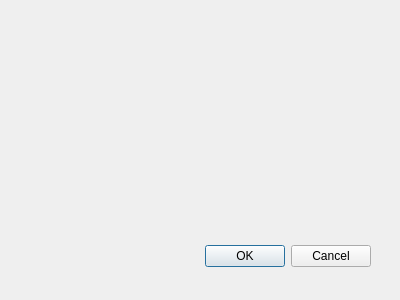
Before: the Qt Designer form src/atacar.ui in jdlmd/Combate_pokemon, drawn with Qt 5.
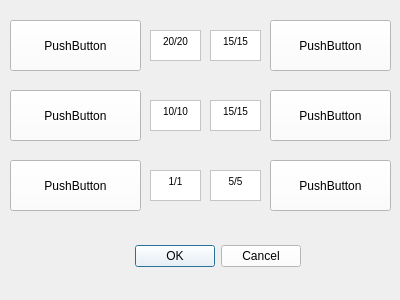
After: the same form once the commit is applied.

Diff of the .ui file:
```diff
--- a/src/atacar.ui
+++ b/src/atacar.ui
@@ -18,12 +18,15 @@
   <widget name="buttonBox" class="QDialogButtonBox">
    <property name="geometry">
     <rect>
-     <x>30</x>
+     <x>-40</x>
      <y>240</y>
      <width>341</width>
      <height>32</height>
     </rect>
    </property>
+   <property name="styleSheet">
+    <string notr="true">background-color: rgb(255, 255, 255);</string>
+   </property>
    <property name="orientation">
     <enum>Qt::Horizontal</enum>
    </property>
@@ -31,6 +34,222 @@
     <set>QDialogButtonBox::Cancel|QDialogButtonBox::Ok</set>
    </property>
   </widget>
+  <widget class="QPushButton" name="pushButton">
+   <property name="geometry">
+    <rect>
+     <x>10</x>
+     <y>20</y>
+     <width>131</width>
+     <height>51</height>
+    </rect>
+   </property>
+   <property name="styleSheet">
+    <string notr="true">background-color: rgb(255, 255, 255);</string>
+   </property>
+   <property name="text">
+    <string>PushButton</string>
+   </property>
+  </widget>
+  <widget class="QPushButton" name="pushButton_2">
+   <property name="geometry">
+    <rect>
+     <x>270</x>
+     <y>20</y>
+     <width>121</width>
+     <height>51</height>
+    </rect>
+   </property>
+   <property name="styleSheet">
+    <string notr="true">background-color: rgb(255, 255, 255);</string>
+   </property>
+   <property name="text">
+    <string>PushButton</string>
+   </property>
+  </widget>
+  <widget class="QPushButton" name="pushButton_3">
+   <property name="geometry">
+    <rect>
+     <x>10</x>
+     <y>90</y>
+     <width>131</width>
+     <height>51</height>
+    </rect>
+   </property>
+   <property name="styleSheet">
+    <string notr="true">background-color: rgb(255, 255, 255);</string>
+   </property>
+   <property name="text">
+    <string>PushButton</string>
+   </property>
+  </widget>
+  <widget class="QPushButton" name="pushButton_4">
+   <property name="geometry">
+    <rect>
+     <x>270</x>
+     <y>90</y>
+     <width>121</width>
+     <height>51</height>
+    </rect>
+   </property>
+   <property name="styleSheet">
+    <string notr="true">background-color: rgb(255, 255, 255);</string>
+   </property>
+   <property name="text">
+    <string>PushButton</string>
+   </property>
+  </widget>
+  <widget class="QPushButton" name="pushButton_5">
+   <property name="geometry">
+    <rect>
+     <x>10</x>
+     <y>160</y>
+     <width>131</width>
+     <height>51</height>
+    </rect>
+   </property>
+   <property name="styleSheet">
+    <string notr="true">background-color: rgb(255, 255, 255);</string>
+   </property>
+   <property name="text">
+    <string>PushButton</string>
+   </property>
+  </widget>
+  <widget class="QPushButton" name="pushButton_6">
+   <property name="geometry">
+    <rect>
+     <x>270</x>
+     <y>160</y>
+     <width>121</width>
+     <height>51</height>
+    </rect>
+   </property>
+   <property name="styleSheet">
+    <string notr="true">background-color: rgb(255, 255, 255);</string>
+   </property>
+   <property name="text">
+    <string>PushButton</string>
+   </property>
+  </widget>
+  <widget class="QTextBrowser" name="textBrowser">
+   <property name="geometry">
+    <rect>
+     <x>150</x>
+     <y>30</y>
+     <width>51</width>
+     <height>31</height>
+    </rect>
+   </property>
+   <property name="styleSheet">
+    <string notr="true">background-color: rgb(255, 255, 255);</string>
+   </property>
+   <property name="html">
+    <string>&lt;!DOCTYPE HTML PUBLIC &quot;-//W3C//DTD HTML 4.0//EN&quot; &quot;http://www.w3.org/TR/REC-html40/strict.dtd&quot;&gt;
+&lt;html&gt;&lt;head&gt;&lt;meta name=&quot;qrichtext&quot; content=&quot;1&quot; /&gt;&lt;style type=&quot;text/css&quot;&gt;
+p, li { white-space: pre-wrap; }
+&lt;/style&gt;&lt;/head&gt;&lt;body style=&quot; font-family:'MS Shell Dlg 2'; font-size:7.8pt; font-weight:400; font-style:normal;&quot;&gt;
+&lt;p align=&quot;center&quot; style=&quot; margin-top:0px; margin-bottom:0px; margin-left:0px; margin-right:0px; -qt-block-indent:0; text-indent:0px;&quot;&gt;20/20&lt;/p&gt;&lt;/body&gt;&lt;/html&gt;</string>
+   </property>
+  </widget>
+  <widget class="QTextBrowser" name="textBrowser_2">
+   <property name="geometry">
+    <rect>
+     <x>210</x>
+     <y>30</y>
+     <width>51</width>
+     <height>31</height>
+    </rect>
+   </property>
+   <property name="styleSheet">
+    <string notr="true">background-color: rgb(255, 255, 255);</string>
+   </property>
+   <property name="html">
+    <string>&lt;!DOCTYPE HTML PUBLIC &quot;-//W3C//DTD HTML 4.0//EN&quot; &quot;http://www.w3.org/TR/REC-html40/strict.dtd&quot;&gt;
+&lt;html&gt;&lt;head&gt;&lt;meta name=&quot;qrichtext&quot; content=&quot;1&quot; /&gt;&lt;style type=&quot;text/css&quot;&gt;
+p, li { white-space: pre-wrap; }
+&lt;/style&gt;&lt;/head&gt;&lt;body style=&quot; font-family:'MS Shell Dlg 2'; font-size:7.8pt; font-weight:400; font-style:normal;&quot;&gt;
+&lt;p align=&quot;center&quot; style=&quot; margin-top:0px; margin-bottom:0px; margin-left:0px; margin-right:0px; -qt-block-indent:0; text-indent:0px;&quot;&gt;15/15&lt;/p&gt;&lt;/body&gt;&lt;/html&gt;</string>
+   </property>
+  </widget>
+  <widget class="QTextBrowser" name="textBrowser_3">
+   <property name="geometry">
+    <rect>
+     <x>150</x>
+     <y>100</y>
+     <width>51</width>
+     <height>31</height>
+    </rect>
+   </property>
+   <property name="styleSheet">
+    <string notr="true">background-color: rgb(255, 255, 255);</string>
+   </property>
+   <property name="html">
+    <string>&lt;!DOCTYPE HTML PUBLIC &quot;-//W3C//DTD HTML 4.0//EN&quot; &quot;http://www.w3.org/TR/REC-html40/strict.dtd&quot;&gt;
+&lt;html&gt;&lt;head&gt;&lt;meta name=&quot;qrichtext&quot; content=&quot;1&quot; /&gt;&lt;style type=&quot;text/css&quot;&gt;
+p, li { white-space: pre-wrap; }
+&lt;/style&gt;&lt;/head&gt;&lt;body style=&quot; font-family:'MS Shell Dlg 2'; font-size:7.8pt; font-weight:400; font-style:normal;&quot;&gt;
+&lt;p align=&quot;center&quot; style=&quot; margin-top:0px; margin-bottom:0px; margin-left:0px; margin-right:0px; -qt-block-indent:0; text-indent:0px;&quot;&gt;10/10&lt;/p&gt;&lt;/body&gt;&lt;/html&gt;</string>
+   </property>
+  </widget>
+  <widget class="QTextBrowser" name="textBrowser_4">
+   <property name="geometry">
+    <rect>
+     <x>210</x>
+     <y>100</y>
+     <width>51</width>
+     <height>31</height>
+    </rect>
+   </property>
+   <property name="styleSheet">
+    <string notr="true">background-color: rgb(255, 255, 255);</string>
+   </property>
+   <property name="html">
+    <string>&lt;!DOCTYPE HTML PUBLIC &quot;-//W3C//DTD HTML 4.0//EN&quot; &quot;http://www.w3.org/TR/REC-html40/strict.dtd&quot;&gt;
+&lt;html&gt;&lt;head&gt;&lt;meta name=&quot;qrichtext&quot; content=&quot;1&quot; /&gt;&lt;style type=&quot;text/css&quot;&gt;
+p, li { white-space: pre-wrap; }
+&lt;/style&gt;&lt;/head&gt;&lt;body style=&quot; font-family:'MS Shell Dlg 2'; font-size:7.8pt; font-weight:400; font-style:normal;&quot;&gt;
+&lt;p align=&quot;center&quot; style=&quot; margin-top:0px; margin-bottom:0px; margin-left:0px; margin-right:0px; -qt-block-indent:0; text-indent:0px;&quot;&gt;15/15&lt;/p&gt;&lt;/body&gt;&lt;/html&gt;</string>
+   </property>
+  </widget>
+  <widget class="QTextBrowser" name="textBrowser_5">
+   <property name="geometry">
+    <rect>
+     <x>150</x>
+     <y>170</y>
+     <width>51</width>
+     <height>31</height>
+    </rect>
+   </property>
+   <property name="styleSheet">
+    <string notr="true">background-color: rgb(255, 255, 255);</string>
+   </property>
+   <property name="html">
+    <string>&lt;!DOCTYPE HTML PUBLIC &quot;-//W3C//DTD HTML 4.0//EN&quot; &quot;http://www.w3.org/TR/REC-html40/strict.dtd&quot;&gt;
+&lt;html&gt;&lt;head&gt;&lt;meta name=&quot;qrichtext&quot; content=&quot;1&quot; /&gt;&lt;style type=&quot;text/css&quot;&gt;
+p, li { white-space: pre-wrap; }
+&lt;/style&gt;&lt;/head&gt;&lt;body style=&quot; font-family:'MS Shell Dlg 2'; font-size:7.8pt; font-weight:400; font-style:normal;&quot;&gt;
+&lt;p align=&quot;center&quot; style=&quot; margin-top:0px; margin-bottom:0px; margin-left:0px; margin-right:0px; -qt-block-indent:0; text-indent:0px;&quot;&gt;1/1&lt;/p&gt;&lt;/body&gt;&lt;/html&gt;</string>
+   </property>
+  </widget>
+  <widget class="QTextBrowser" name="textBrowser_6">
+   <property name="geometry">
+    <rect>
+     <x>210</x>
+     <y>170</y>
+     <width>51</width>
+     <height>31</height>
+    </rect>
+   </property>
+   <property name="styleSheet">
+    <string notr="true">background-color: rgb(255, 255, 255);</string>
+   </property>
+   <property name="html">
+    <string>&lt;!DOCTYPE HTML PUBLIC &quot;-//W3C//DTD HTML 4.0//EN&quot; &quot;http://www.w3.org/TR/REC-html40/strict.dtd&quot;&gt;
+&lt;html&gt;&lt;head&gt;&lt;meta name=&quot;qrichtext&quot; content=&quot;1&quot; /&gt;&lt;style type=&quot;text/css&quot;&gt;
+p, li { white-space: pre-wrap; }
+&lt;/style&gt;&lt;/head&gt;&lt;body style=&quot; font-family:'MS Shell Dlg 2'; font-size:7.8pt; font-weight:400; font-style:normal;&quot;&gt;
+&lt;p align=&quot;center&quot; style=&quot; margin-top:0px; margin-bottom:0px; margin-left:0px; margin-right:0px; -qt-block-indent:0; text-indent:0px;&quot;&gt;5/5&lt;/p&gt;&lt;/body&gt;&lt;/html&gt;</string>
+   </property>
+  </widget>
  </widget>
  <pixmapfunction/>
  <resources/>
```
Left out of the diff: 9 changed lines with no effect on the pictures.
